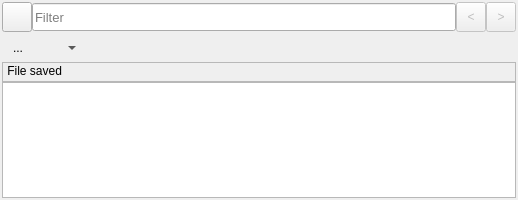
Qt form mainwindow.ui (hesting15/TextFilter) before a commit.
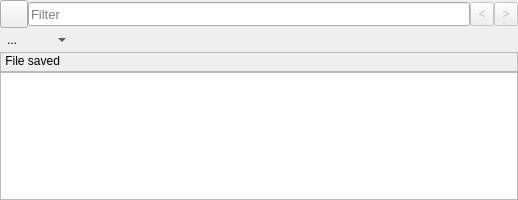
The same form after that commit. Icons and pictures are not drawn. Custom widgets are drawn as their Qt base class.

Commit message: hi-res icons in menu. 256 icon for 4k

```diff
--- a/mainwindow.ui
+++ b/mainwindow.ui
@@ -37,19 +37,19 @@
      <enum>QLayout::SetDefaultConstraint</enum>
     </property>
     <property name="leftMargin">
-     <number>2</number>
+     <number>0</number>
     </property>
     <property name="topMargin">
-     <number>2</number>
+     <number>0</number>
     </property>
     <property name="rightMargin">
-     <number>2</number>
+     <number>0</number>
     </property>
     <property name="bottomMargin">
-     <number>2</number>
+     <number>0</number>
     </property>
     <property name="spacing">
-     <number>2</number>
+     <number>0</number>
     </property>
     <item row="0" column="0">
      <layout class="QHBoxLayout" name="horizontalLayout" stretch="0,0,0,0">
@@ -66,14 +66,14 @@
         </property>
         <property name="minimumSize">
          <size>
-          <width>30</width>
-          <height>30</height>
+          <width>28</width>
+          <height>28</height>
          </size>
         </property>
         <property name="maximumSize">
          <size>
-          <width>30</width>
-          <height>30</height>
+          <width>28</width>
+          <height>28</height>
          </size>
         </property>
         <property name="text">
@@ -81,7 +81,13 @@
         </property>
         <property name="icon">
          <iconset resource="resources.qrc">
-          <normaloff>:/resources/icon_menu.png</normaloff>:/resources/icon_menu.png</iconset>
+          <normaloff>:/resources/128x128/menu.png</normaloff>:/resources/128x128/menu.png</iconset>
+        </property>
+        <property name="iconSize">
+         <size>
+          <width>24</width>
+          <height>24</height>
+         </size>
         </property>
         <property name="checkable">
          <bool>true</bool>
@@ -99,13 +105,13 @@
         <property name="minimumSize">
          <size>
           <width>0</width>
-          <height>28</height>
+          <height>24</height>
          </size>
         </property>
         <property name="maximumSize">
          <size>
           <width>16777215</width>
-          <height>28</height>
+          <height>24</height>
          </size>
         </property>
         <property name="font">
@@ -137,14 +143,14 @@
         </property>
         <property name="minimumSize">
          <size>
-          <width>30</width>
-          <height>30</height>
+          <width>24</width>
+          <height>24</height>
          </size>
         </property>
         <property name="maximumSize">
          <size>
-          <width>30</width>
-          <height>30</height>
+          <width>24</width>
+          <height>24</height>
          </size>
         </property>
         <property name="text">
@@ -159,14 +165,14 @@
         </property>
         <property name="minimumSize">
          <size>
-          <width>30</width>
-          <height>30</height>
+          <width>24</width>
+          <height>24</height>
          </size>
         </property>
         <property name="maximumSize">
          <size>
-          <width>30</width>
-          <height>30</height>
+          <width>24</width>
+          <height>24</height>
          </size>
         </property>
         <property name="text">
@@ -192,15 +198,18 @@
         <property name="minimumSize">
          <size>
           <width>0</width>
-          <height>28</height>
+          <height>24</height>
          </size>
         </property>
         <property name="maximumSize">
          <size>
           <width>16777215</width>
-          <height>28</height>
+          <height>24</height>
          </size>
         </property>
+        <property name="autoFillBackground">
+         <bool>false</bool>
+        </property>
         <layout class="QHBoxLayout" name="horizontalLayout_2">
          <property name="spacing">
           <number>0</number>
@@ -221,8 +230,20 @@
           <widget class="QToolButton" name="toolButtonNewFile">
            <property name="minimumSize">
             <size>
-             <width>32</width>
-             <height>0</height>
+             <width>24</width>
+             <height>24</height>
+            </size>
+           </property>
+           <property name="maximumSize">
+            <size>
+             <width>512</width>
+             <height>512</height>
+            </size>
+           </property>
+           <property name="baseSize">
+            <size>
+             <width>24</width>
+             <height>24</height>
             </size>
            </property>
            <property name="toolTip">
@@ -295,6 +316,24 @@
          </item>
          <item>
           <widget class="QToolButton" name="toolButtonSaveFile">
+           <property name="minimumSize">
+            <size>
+             <width>24</width>
+             <height>24</height>
+            </size>
+           </property>
+           <property name="maximumSize">
+            <size>
+             <width>512</width>
+             <height>512</height>
+            </size>
+           </property>
+           <property name="baseSize">
+            <size>
+             <width>24</width>
+             <height>24</height>
+            </size>
+           </property>
            <property name="toolTip">
             <string>&lt;html&gt;&lt;head/&gt;&lt;body&gt;&lt;p&gt;Save File (Crtl+S)&lt;/p&gt;&lt;/body&gt;&lt;/html&gt;</string>
            </property>
@@ -330,6 +369,24 @@
          </item>
          <item>
           <widget class="QToolButton" name="toolButtonSaveFileAs">
+           <property name="minimumSize">
+            <size>
+             <width>24</width>
+             <height>24</height>
+            </size>
+           </property>
+           <property name="maximumSize">
+            <size>
+             <width>512</width>
+             <height>512</height>
+            </size>
+           </property>
+           <property name="baseSize">
+            <size>
+             <width>24</width>
+             <height>24</height>
+            </size>
+           </property>
            <property name="toolTip">
             <string>&lt;html&gt;&lt;head/&gt;&lt;body&gt;&lt;p&gt;Sava File As...&lt;/p&gt;&lt;/body&gt;&lt;/html&gt;</string>
            </property>
@@ -375,6 +432,24 @@
          </item>
          <item>
           <widget class="QToolButton" name="toolButtonFilterText">
+           <property name="minimumSize">
+            <size>
+             <width>24</width>
+             <height>24</height>
+            </size>
+           </property>
+           <property name="maximumSize">
+            <size>
+             <width>512</width>
+             <height>512</height>
+            </size>
+           </property>
+           <property name="baseSize">
+            <size>
+             <width>24</width>
+             <height>24</height>
+            </size>
+           </property>
            <property name="toolTip">
             <string>&lt;html&gt;&lt;head/&gt;&lt;body&gt;&lt;p&gt;Filter Text (Crtl+F)&lt;/p&gt;&lt;/body&gt;&lt;/html&gt;</string>
            </property>
@@ -410,6 +485,24 @@
          </item>
          <item>
           <widget class="QToolButton" name="toolButtonCopyLine">
+           <property name="minimumSize">
+            <size>
+             <width>24</width>
+             <height>24</height>
+            </size>
+           </property>
+           <property name="maximumSize">
+            <size>
+             <width>512</width>
+             <height>512</height>
+            </size>
+           </property>
+           <property name="baseSize">
+            <size>
+             <width>24</width>
+             <height>24</height>
+            </size>
+           </property>
            <property name="toolTip">
             <string>&lt;html&gt;&lt;head/&gt;&lt;body&gt;&lt;p&gt;Copy Line (Ctrl+Left Mouse Click&lt;/p&gt;&lt;/body&gt;&lt;/html&gt;</string>
            </property>
@@ -442,6 +535,24 @@
          </item>
          <item>
           <widget class="QToolButton" name="toolButtonCopyMultipleLines">
+           <property name="minimumSize">
+            <size>
+             <width>24</width>
+             <height>24</height>
+            </size>
+           </property>
+           <property name="maximumSize">
+            <size>
+             <width>512</width>
+             <height>512</height>
+            </size>
+           </property>
+           <property name="baseSize">
+            <size>
+             <width>24</width>
+             <height>24</height>
+            </size>
+           </property>
            <property name="toolTip">
             <string>&lt;html&gt;&lt;head/&gt;&lt;body&gt;&lt;p&gt;Copy Multiple Lines (Alt+C)&lt;/p&gt;&lt;/body&gt;&lt;/html&gt;</string>
            </property>
@@ -490,6 +601,24 @@
          </item>
          <item>
           <widget class="QToolButton" name="toolButtonAlwaysOnTop">
+           <property name="minimumSize">
+            <size>
+             <width>24</width>
+             <height>24</height>
+            </size>
+           </property>
+           <property name="maximumSize">
+            <size>
+             <width>512</width>
+             <height>512</height>
+            </size>
+           </property>
+           <property name="baseSize">
+            <size>
+             <width>24</width>
+             <height>24</height>
+            </size>
+           </property>
            <property name="toolTip">
             <string>&lt;html&gt;&lt;head/&gt;&lt;body&gt;&lt;p&gt;Always On Top&lt;/p&gt;&lt;/body&gt;&lt;/html&gt;</string>
            </property>
@@ -522,6 +651,24 @@
          </item>
          <item>
           <widget class="QToolButton" name="toolButtonWordWrap">
+           <property name="minimumSize">
+            <size>
+             <width>24</width>
+             <height>24</height>
+            </size>
+           </property>
+           <property name="maximumSize">
+            <size>
+             <width>512</width>
+             <height>512</height>
+            </size>
+           </property>
+           <property name="baseSize">
+            <size>
+             <width>24</width>
+             <height>24</height>
+            </size>
+           </property>
            <property name="toolTip">
             <string>&lt;html&gt;&lt;head/&gt;&lt;body&gt;&lt;p&gt;Wrap Text&lt;/p&gt;&lt;/body&gt;&lt;/html&gt;</string>
            </property>
@@ -567,6 +714,24 @@
          </item>
          <item>
           <widget class="QToolButton" name="toolButtonSettings">
+           <property name="minimumSize">
+            <size>
+             <width>24</width>
+             <height>24</height>
+            </size>
+           </property>
+           <property name="maximumSize">
+            <size>
+             <width>24</width>
+             <height>24</height>
+            </size>
+           </property>
+           <property name="baseSize">
+            <size>
+             <width>24</width>
+             <height>24</height>
+            </size>
+           </property>
            <property name="toolTip">
             <string>&lt;html&gt;&lt;head/&gt;&lt;body&gt;&lt;p&gt;Settings...&lt;/p&gt;&lt;/body&gt;&lt;/html&gt;</string>
            </property>
@@ -599,6 +764,24 @@
          </item>
          <item>
           <widget class="QToolButton" name="toolButtonHelp">
+           <property name="minimumSize">
+            <size>
+             <width>24</width>
+             <height>24</height>
+            </size>
+           </property>
+           <property name="maximumSize">
+            <size>
+             <width>24</width>
+             <height>24</height>
+            </size>
+           </property>
+           <property name="baseSize">
+            <size>
+             <width>24</width>
+             <height>24</height>
+            </size>
+           </property>
            <property name="toolTip">
             <string>&lt;html&gt;&lt;head/&gt;&lt;body&gt;&lt;p&gt;Help... (F1)&lt;/p&gt;&lt;/body&gt;&lt;/html&gt;</string>
            </property>
@@ -643,6 +826,12 @@
           <height>20</height>
          </size>
         </property>
+        <property name="maximumSize">
+         <size>
+          <width>16777215</width>
+          <height>20</height>
+         </size>
+        </property>
         <property name="frameShape">
          <enum>QFrame::StyledPanel</enum>
         </property>
@@ -700,11 +889,17 @@
          <enum>QFrame::StyledPanel</enum>
         </property>
         <property name="lineWidth">
-         <number>2</number>
+         <number>1</number>
         </property>
         <property name="lineWrapMode">
          <enum>QPlainTextEdit::NoWrap</enum>
         </property>
+        <property name="tabStopWidth">
+         <number>40</number>
+        </property>
+        <property name="cursorWidth">
+         <number>2</number>
+        </property>
         <property name="backgroundVisible">
          <bool>false</bool>
         </property>
```
Left out of the diff: 22 changed lines with no effect on the pictures. The commit also changes 37 other files.
